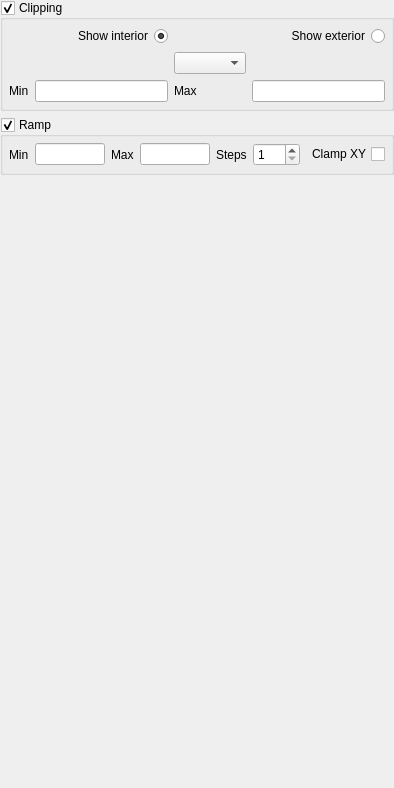
Old version of the form src/gui/forms/SubProperty_Clipping.ui in the repository eliot-leguy/OpenScanTools.
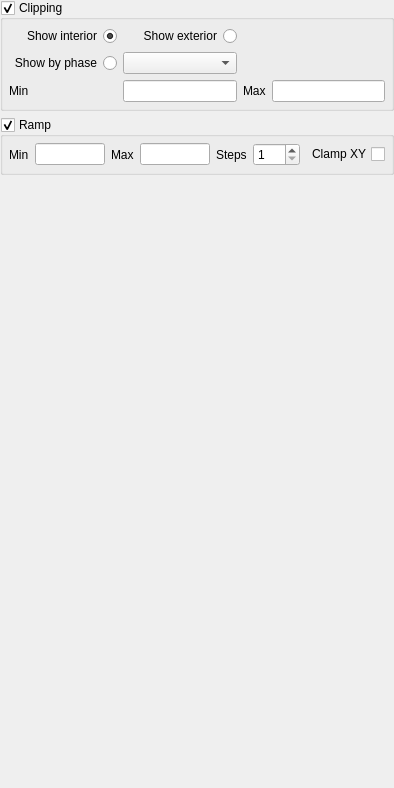
New version of the form. Custom widgets are drawn as their Qt base class.

Commit message: added new clipping mode button

```diff
--- a/src/gui/forms/SubProperty_Clipping.ui
+++ b/src/gui/forms/SubProperty_Clipping.ui
@@ -178,46 +178,7 @@
       <property name="bottomMargin">
        <number>6</number>
       </property>
-      <item row="3" column="2">
-       <widget class="QLabel" name="label_maxClip">
-        <property name="text">
-         <string>Max</string>
-        </property>
-       </widget>
-      </item>
-      <item row="3" column="3">
-       <widget class="QDoubleEdit" name="lineEdit_maxClip"/>
-      </item>
-      <item row="0" column="0" colspan="2">
-       <widget class="QRadioButton" name="InteriorModeRadioBtn">
-        <property name="enabled">
-         <bool>true</bool>
-        </property>
-        <property name="layoutDirection">
-         <enum>Qt::RightToLeft</enum>
-        </property>
-        <property name="text">
-         <string>Show interior</string>
-        </property>
-        <property name="checked">
-         <bool>true</bool>
-        </property>
-       </widget>
-      </item>
-      <item row="0" column="2" colspan="2">
-       <widget class="QRadioButton" name="ExteriorModeRadioBtn">
-        <property name="enabled">
-         <bool>true</bool>
-        </property>
-        <property name="layoutDirection">
-         <enum>Qt::RightToLeft</enum>
-        </property>
-        <property name="text">
-         <string>Show exterior</string>
-        </property>
-       </widget>
-      </item>
-      <item row="3" column="1">
+      <item row="4" column="1">
        <widget class="QDoubleEdit" name="lineEdit_minClip">
         <property name="sizePolicy">
          <sizepolicy hsizetype="Expanding" vsizetype="Fixed">
@@ -227,7 +188,10 @@
         </property>
        </widget>
       </item>
-      <item row="3" column="0">
+      <item row="4" column="3">
+       <widget class="QDoubleEdit" name="lineEdit_maxClip"/>
+      </item>
+      <item row="4" column="0">
        <widget class="QLabel" name="label_minClip">
         <property name="text">
          <string>Min</string>
@@ -237,9 +201,55 @@
         </property>
        </widget>
       </item>
-      <item row="2" column="2">
+      <item row="4" column="2">
+       <widget class="QLabel" name="label_maxClip">
+        <property name="text">
+         <string>Max</string>
+        </property>
+       </widget>
+      </item>
+      <item row="2" column="0">
+       <widget class="QRadioButton" name="byPhaseModeRadioBtn">
+        <property name="layoutDirection">
+         <enum>Qt::LayoutDirection::RightToLeft</enum>
+        </property>
+        <property name="text">
+         <string>Show by phase</string>
+        </property>
+       </widget>
+      </item>
+      <item row="2" column="1">
        <widget class="QComboBox" name="PhasesToShow"/>
       </item>
+      <item row="1" column="0">
+       <widget class="QRadioButton" name="InteriorModeRadioBtn">
+        <property name="enabled">
+         <bool>true</bool>
+        </property>
+        <property name="layoutDirection">
+         <enum>Qt::LayoutDirection::RightToLeft</enum>
+        </property>
+        <property name="text">
+         <string>Show interior</string>
+        </property>
+        <property name="checked">
+         <bool>true</bool>
+        </property>
+       </widget>
+      </item>
+      <item row="1" column="1">
+       <widget class="QRadioButton" name="ExteriorModeRadioBtn">
+        <property name="enabled">
+         <bool>true</bool>
+        </property>
+        <property name="layoutDirection">
+         <enum>Qt::LayoutDirection::RightToLeft</enum>
+        </property>
+        <property name="text">
+         <string>Show exterior</string>
+        </property>
+       </widget>
+      </item>
      </layout>
     </widget>
    </item>
```
Left out of the diff: 10 changed lines with no effect on the pictures. The commit also changes 3 other files.
